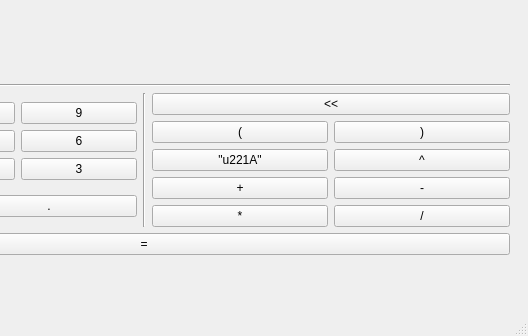
Deffohn/CPP_STKS_CALCULATOR, file mainwindow.ui: the form before one commit; both pictures show x 241 to 769 and y 296 to 632 of the 769 by 632 pixel window.
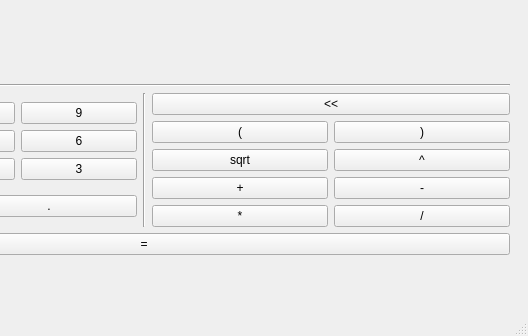
The form after the commit.

Commit message: Update UI design and behaviour

Diff of the .ui file:
```diff
--- a/mainwindow.ui
+++ b/mainwindow.ui
@@ -252,7 +252,7 @@
               <string>&lt;html&gt;&lt;head/&gt;&lt;body&gt;&lt;p&gt;Open calcul priority&lt;/p&gt;&lt;/body&gt;&lt;/html&gt;</string>
              </property>
              <property name="text">
-              <string>&quot;u221A&quot;</string>
+              <string>sqrt</string>
              </property>
             </widget>
            </item>
```
Left out of the diff: 2 changed lines with no effect on the pictures. The commit also changes 1 other file.
